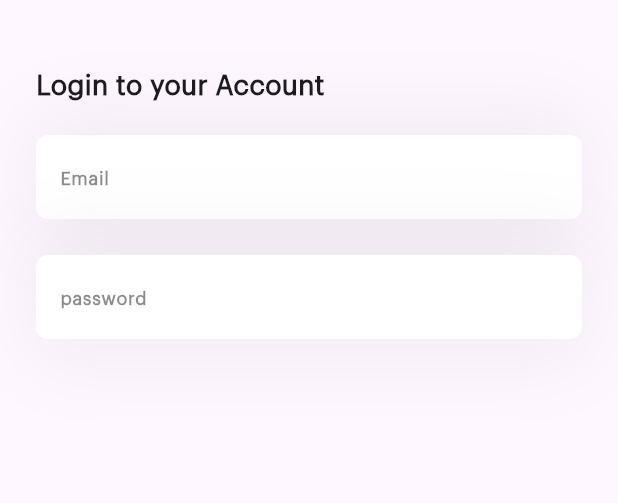
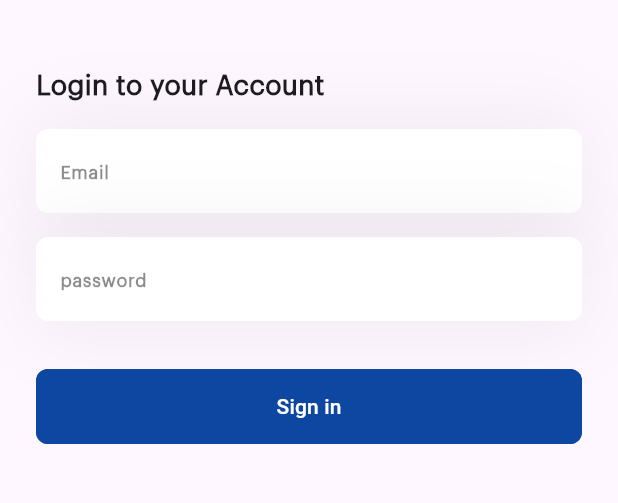
Before and after one commit to MohamedQaid/ui_flutter_app, a Flutter app: the screen it shows after launch, on a phone screen of 412 x 824 dp, the part 255-758 px from its top. Run offline on Flutter 3.47's test engine with Material 3 defaults, Android fonts, the phone set to English and light mode, and no system bars.

Commit message:
add custom button login ui1

```diff
--- a/lib/ui_1_login_and_splash/views/login_page_ui1.dart
+++ b/lib/ui_1_login_and_splash/views/login_page_ui1.dart
@@ -1,5 +1,6 @@
 import 'package:flutter/material.dart';
 
+import 'widgets/w_custom_button_ui1.dart';
 import 'widgets/w_custom_text_field.dart';
 import 'widgets/w_custom_title.dart';
 
@@ -37,8 +38,12 @@ class LoginPageUi1 extends StatelessWidget {
               hint: 'password',
             ),
             const SizedBox(
-              height: 30,
+              height: 24,
             ),
+            const CustomButtonUi1(
+              textButton: 'Sign in',
+            ),
+
           ],
         ),
       ),
--- /dev/null
+++ b/lib/ui_1_login_and_splash/views/widgets/w_custom_button_ui1.dart
@@ -0,0 +1,28 @@
+
+import 'package:flutter/material.dart';
+
+class CustomButtonUi1 extends StatelessWidget {
+  const CustomButtonUi1({
+    super.key,
+    required this.textButton,
+  });
+  final String textButton;
+  @override
+  Widget build(BuildContext context) {
+    return Container(
+      width: double.infinity,
+      height: 50.0,
+      decoration: BoxDecoration(
+          color: Colors.blue.shade900,
+          borderRadius: BorderRadius.circular(8.0),
+          boxShadow: [BoxShadow(color: Colors.blue.shade900)]),
+      child: MaterialButton(
+        onPressed: () {},
+        child: Text(
+          textButton,
+          style: const TextStyle(color: Colors.white),
+        ),
+      ),
+    );
+  }
+}
--- a/lib/ui_1_login_and_splash/views/widgets/w_custom_text_field.dart
+++ b/lib/ui_1_login_and_splash/views/widgets/w_custom_text_field.dart
@@ -9,7 +9,7 @@ class CustomTextField extends StatelessWidget {
   @override
   Widget build(BuildContext context) {
     return Container(
-      padding: const EdgeInsetsDirectional.symmetric(vertical: 12.0),
+      padding: const EdgeInsetsDirectional.symmetric(vertical: 8.0),
       decoration: BoxDecoration(boxShadow: [
         BoxShadow(
           color: Colors.black.withOpacity(0.05),
```
